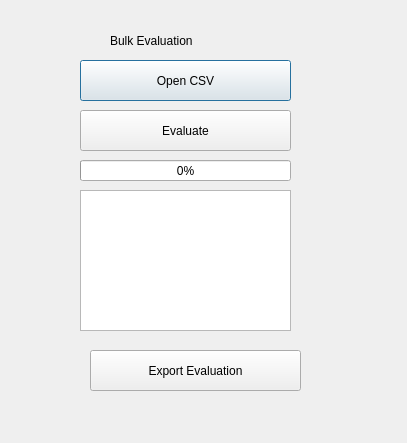
Qt form src/Interface/UI/bulkeva.ui (hellorahat/LoanEligibilityPredictor) before a commit.
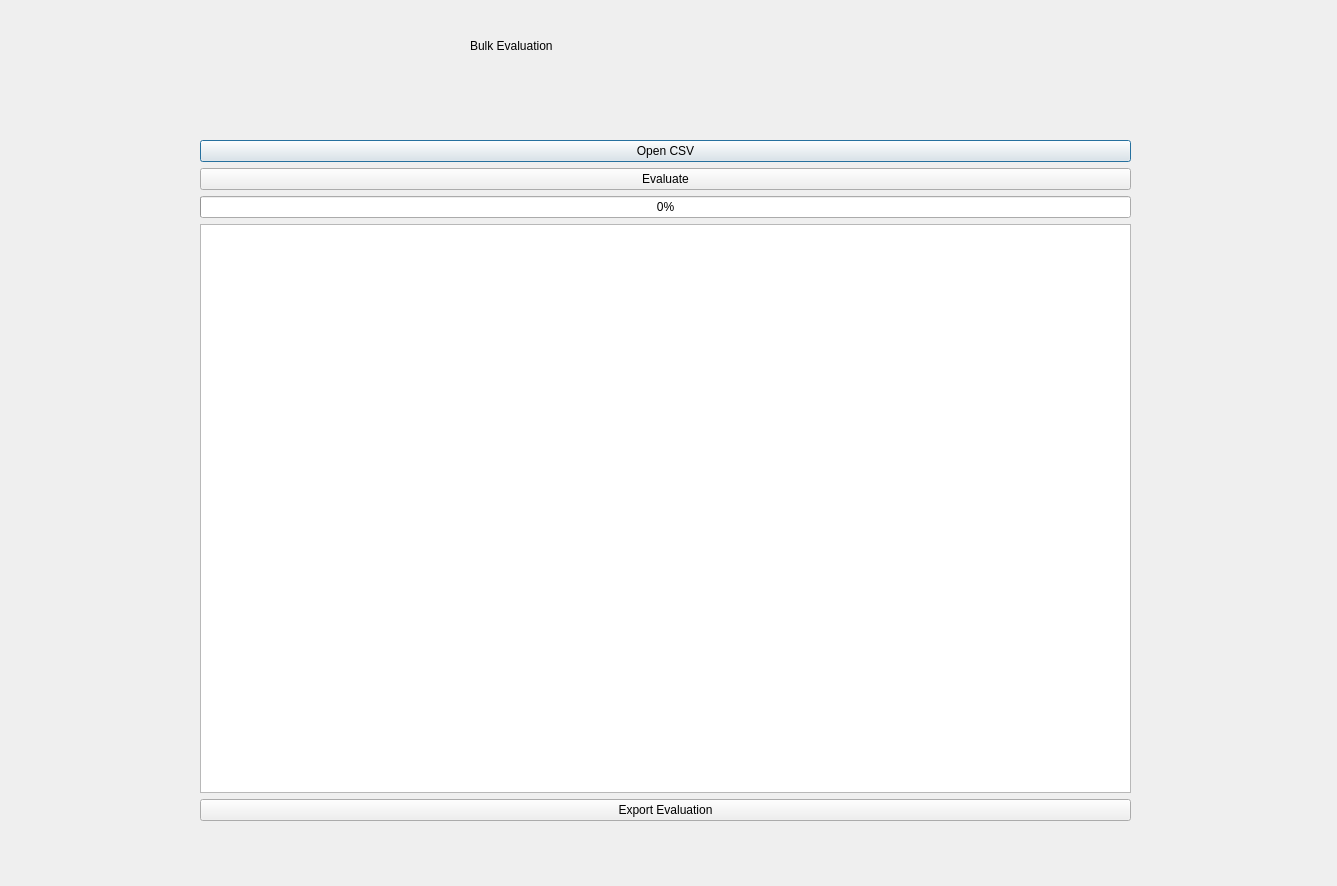
The same form after that commit.

```diff
--- a/src/Interface/UI/bulkeva.ui
+++ b/src/Interface/UI/bulkeva.ui
@@ -6,87 +6,68 @@
    <rect>
     <x>0</x>
     <y>0</y>
-    <width>407</width>
-    <height>443</height>
+    <width>1337</width>
+    <height>886</height>
    </rect>
   </property>
   <property name="windowTitle">
    <string>Dialog</string>
   </property>
-  <widget class="QPushButton" name="pushButton_OPENCSV">
-   <property name="geometry">
-    <rect>
-     <x>80</x>
-     <y>60</y>
-     <width>211</width>
-     <height>41</height>
-    </rect>
-   </property>
-   <property name="text">
-    <string>Open CSV</string>
-   </property>
-  </widget>
   <widget class="QLabel" name="label">
    <property name="geometry">
     <rect>
-     <x>110</x>
-     <y>20</y>
-     <width>141</width>
-     <height>41</height>
+     <x>470</x>
+     <y>10</y>
+     <width>351</width>
+     <height>71</height>
     </rect>
    </property>
    <property name="text">
     <string>Bulk Evaluation</string>
    </property>
   </widget>
-  <widget class="QPushButton" name="pushButton_bulkeva">
+  <widget class="QWidget" name="">
    <property name="geometry">
     <rect>
-     <x>80</x>
-     <y>110</y>
-     <width>211</width>
-     <height>41</height>
+     <x>200</x>
+     <y>140</y>
+     <width>931</width>
+     <height>681</height>
     </rect>
    </property>
-   <property name="text">
-    <string>Evaluate</string>
-   </property>
-  </widget>
-  <widget class="QPushButton" name="pushButton_export">
-   <property name="geometry">
-    <rect>
-     <x>90</x>
-     <y>350</y>
-     <width>211</width>
-     <height>41</height>
-    </rect>
-   </property>
-   <property name="text">
-    <string>Export Evaluation</string>
-   </property>
-  </widget>
-  <widget class="QProgressBar" name="progressBar">
-   <property name="geometry">
-    <rect>
-     <x>80</x>
-     <y>160</y>
-     <width>211</width>
-     <height>21</height>
-    </rect>
-   </property>
-   <property name="value">
-    <number>0</number>
-   </property>
-  </widget>
-  <widget class="QTextEdit" name="resultLabel">
-   <property name="geometry">
-    <rect>
-     <x>80</x>
-     <y>190</y>
-     <width>211</width>
-     <height>141</height>
-    </rect>
-   </property>
+   <layout class="QVBoxLayout" name="verticalLayout">
+    <item>
+     <widget class="QPushButton" name="pushButton_OPENCSV">
+      <property name="text">
+       <string>Open CSV</string>
+      </property>
+     </widget>
+    </item>
+    <item>
+     <widget class="QPushButton" name="pushButton_bulkeva">
+      <property name="text">
+       <string>Evaluate</string>
+      </property>
+     </widget>
+    </item>
+    <item>
+     <widget class="QProgressBar" name="progressBar">
+      <property name="value">
+       <number>0</number>
+      </property>
+     </widget>
+    </item>
+    <item>
+     <widget class="QTextEdit" name="resultLabel"/>
+    </item>
+    <item>
+     <widget class="QPushButton" name="pushButton_export">
+      <property name="text">
+       <string>Export Evaluation</string>
+      </property>
+     </widget>
+    </item>
+   </layout>
   </widget>
  </widget>
  <resources/>
```
